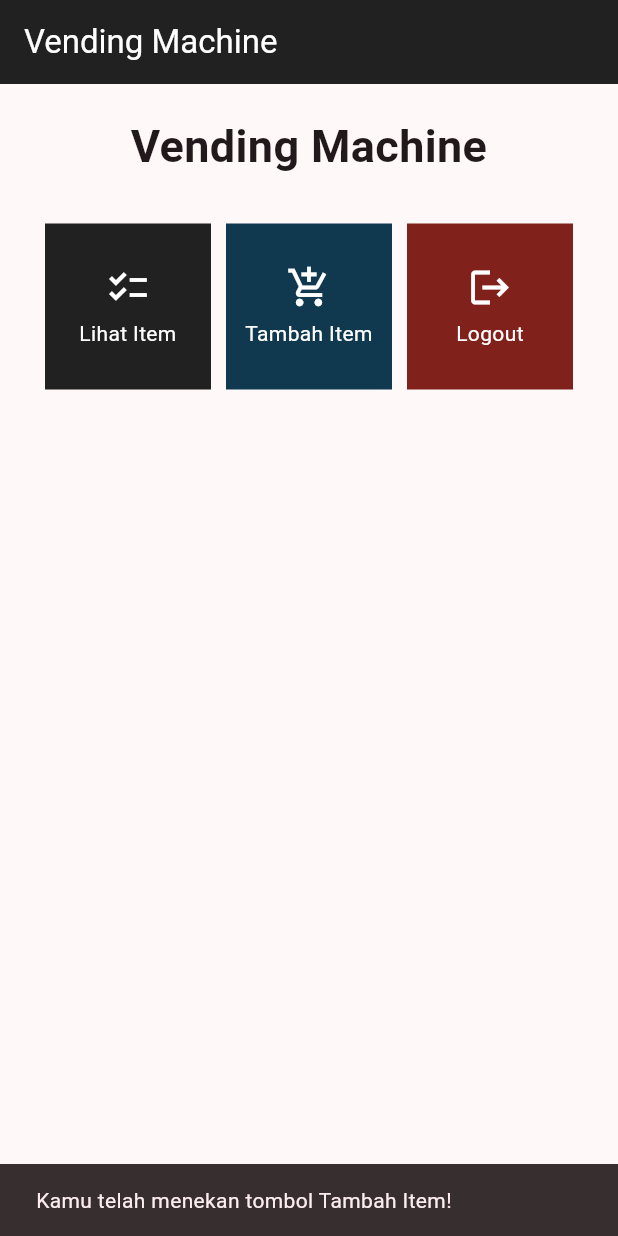
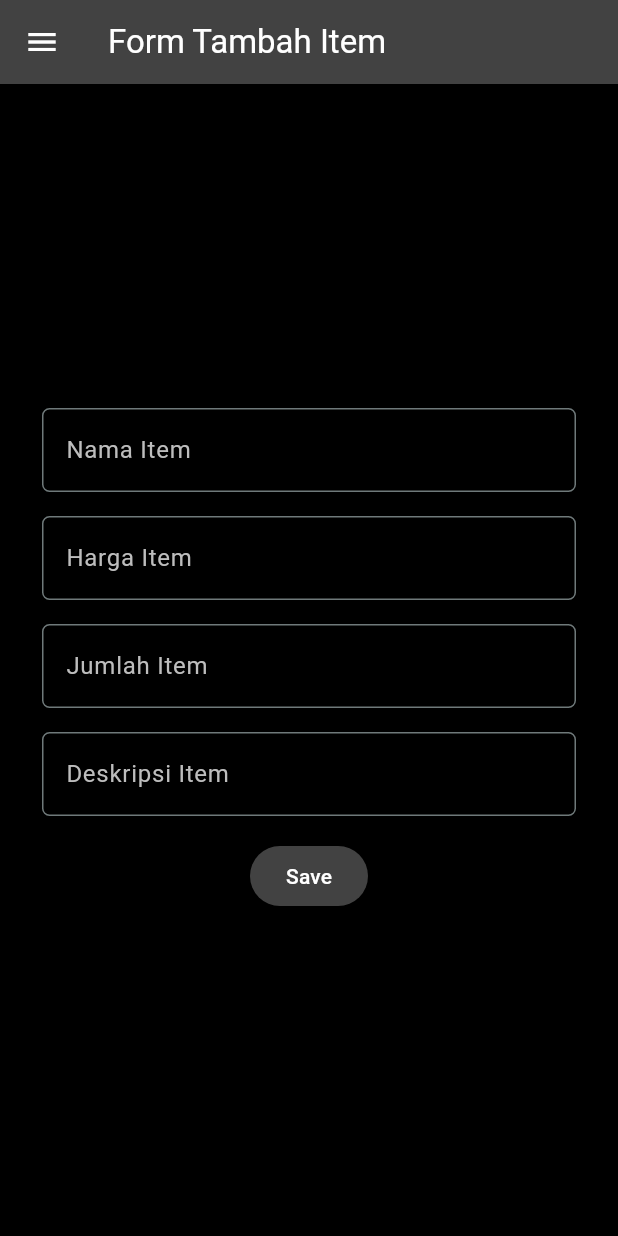
Before and after one commit to raviehasan/vending-machine-mobile, a Flutter app: the screen it shows after launch, after a tap on "Tambah Item", on a phone screen of 412 x 824 dp. Run offline on Flutter 3.47's test engine with Material 2 defaults, Android fonts, the phone set to English and light mode, and no system bars.

Commit message:
upload tugas 8

```diff
--- a/lib/main.dart
+++ b/lib/main.dart
@@ -1,5 +1,5 @@
 import 'package:flutter/material.dart';
-import 'package:vending_machine/menu.dart';
+import 'screens/menu.dart';
 
 void main() {
   runApp(const MyApp());
@@ -14,7 +14,8 @@ class MyApp extends StatelessWidget {
     return MaterialApp(
       title: 'Vending Machine',
       theme: ThemeData(
-        colorScheme: ColorScheme.fromSeed(seedColor: Colors.black54),
+        colorScheme: ColorScheme.fromSeed(
+            seedColor: const Color.fromRGBO(33, 33, 33, 1)),
         useMaterial3: true,
       ),
       home: MyHomePage(),
--- a/lib/menu.dart
+++ /dev/null
@@ -1,114 +0,0 @@
-import 'package:flutter/material.dart';
-
-class MyHomePage extends StatelessWidget {
-  MyHomePage({Key? key}) : super(key: key);
-
-  final List<ShopItem> items = [
-    ShopItem("Lihat Item", Icons.checklist, Colors.black87),
-    ShopItem("Tambah Item", Icons.add_shopping_cart, const Color.fromARGB(255, 16, 57, 80)),
-    ShopItem("Logout", Icons.logout, const Color.fromARGB(255, 128, 34, 27)),
-  ];
-
-  @override
-  Widget build(BuildContext context) {
-    return Scaffold(
-      appBar: AppBar(
-        title: const Text(
-          'Vending Machine',
-          style: TextStyle(color: Colors.white)
-        ),
-        backgroundColor: Colors.black87,
-      ),
-      body: SingleChildScrollView(
-        // Widget wrapper yang dapat discroll
-        child: Padding(
-          padding: const EdgeInsets.all(10.0), // Set padding dari halaman
-          child: Column(
-            // Widget untuk menampilkan children secara vertikal
-            children: <Widget>[
-              const Padding(
-                padding: EdgeInsets.only(top: 10.0, bottom: 10.0),
-                // Widget Text untuk menampilkan tulisan dengan alignment center dan style yang sesuai
-                child: Text(
-                  'Vending Machine', // Text yang menandakan toko
-                  textAlign: TextAlign.center,
-                  style: TextStyle(
-                    fontSize: 30,
-                    fontWeight: FontWeight.bold,
-                  ),
-                ),
-              ),
-              // Grid layout
-              GridView.count(
-                // Container pada card kita.
-                primary: true,
-                padding: const EdgeInsets.all(20),
-                crossAxisSpacing: 10,
-                mainAxisSpacing: 10,
-                crossAxisCount: 3,
-                shrinkWrap: true,
-                children: items.map((ShopItem item) {
-                  // Iterasi untuk setiap item
-                  return ShopCard(item);
-                }).toList(),
-              ),
-            ],
-          ),
-        ),
-      ),
-    );
-  }
-}
-
-class ShopItem {
-  final String name;
-  final IconData icon;
-  final Color color;
-
-  ShopItem(this.name, this.icon, this.color);
-}
-
-class ShopCard extends StatelessWidget {
-  final ShopItem item;
-
-  const ShopCard(this.item, {super.key}); // Constructor
-
-  @override
-  Widget build(BuildContext context) {
-    return Material(
-      color: item.color,
-      child: InkWell(
-        // Area responsive terhadap sentuhan
-        onTap: () {
-          // Memunculkan SnackBar ketika diklik
-          ScaffoldMessenger.of(context)
-            ..hideCurrentSnackBar()
-            ..showSnackBar(SnackBar(
-                content: Text("Kamu telah menekan tombol ${item.name}!")));
-        },
-        child: Container(
-          // Container untuk menyimpan Icon dan Text
-          padding: const EdgeInsets.all(8),
-          child: Center(
-            child: Column(
-              mainAxisAlignment: MainAxisAlignment.center,
-              children: [
-                Icon(
-                  item.icon,
-                  color: Colors.white,
-                  size: 30.0,
-                ),
-                const Padding(padding: EdgeInsets.all(3)),
-                Text(
-                  item.name,
-                  textAlign: TextAlign.center,
-                  style: const TextStyle(color: Colors.white),
-                ),
-              ],
-            ),
-          ),
-        ),
-      ),
-    );
-  }
-}
--- /dev/null
+++ b/lib/models/item.dart
@@ -0,0 +1,48 @@
+import 'package:intl/intl.dart';
+
+class Item {
+  Item(
+      {required this.name,
+      required this.price,
+      required this.amount,
+      required this.description,
+      this.id});
+
+  // Dummy Data
+  // static List<Item> list = [
+  //   Item(
+  //       name: "first item",
+  //       price: 10000,
+  //       amount: 10,
+  //       description: "lorem lorem lorem lorem lorem"),
+  //   Item(
+  //       name: "second item",
+  //       price: 20000,
+  //       amount: 20,
+  //       description: "lorem lorem lorem lorem lorem"),
+  //   Item(
+  //       name: "third item",
+  //       price: 30000,
+  //       amount: 30,
+  //       description: "lorem lorem lorem lorem lorem"),
+  // ];
+
+  static List<Item> list = [];
+  int? id;
+  String name;
+  int price;
+  int amount;
+  String description;
+  String dateAdded = DateFormat('dd/MM/yyyy').format(DateTime.now());
+
+  @override
+  String toString() {
+    String output = "";
+    output += "$id. $name\n";
+    output += "Harga: $price\n";
+    output += "Jumlah: $amount\n";
+    output += "Deskripsi: $description\n";
+    output += dateAdded;
+    return output;
+  }
+}
--- /dev/null
+++ b/lib/screens/menu.dart
@@ -0,0 +1,69 @@
+import 'package:flutter/material.dart';
+import '../widgets/left_drawer.dart';
+import '../widgets/shop_card.dart';
+
+class MyHomePage extends StatelessWidget {
+  MyHomePage({Key? key}) : super(key: key);
+
+  final List<ShopItem> items = [
+    ShopItem(
+        "Lihat Item", Icons.checklist, const Color.fromRGBO(33, 33, 33, 1)),
+    ShopItem("Tambah Item", Icons.add_shopping_cart,
+        const Color.fromRGBO(97, 97, 97, 1)),
+    ShopItem("Logout", Icons.logout, const Color.fromRGBO(128, 34, 27, 1)),
+  ];
+
+  @override
+  Widget build(BuildContext context) {
+    return Scaffold(
+      backgroundColor: Colors.black,
+      appBar: AppBar(
+        title: const Text('Vending Machine'),
+        backgroundColor: Colors.grey[800],
+        foregroundColor: Colors.white,
+      ),
+      // Masukkan drawer sebagai parameter nilai drawer dari widget Scaffold
+      drawer: const LeftDrawer(),
+      body: Center(
+        child: SingleChildScrollView(
+          // Widget wrapper yang dapat discroll
+          child: Padding(
+            padding: const EdgeInsets.all(10.0), // Set padding dari halaman
+            child: Column(
+              // Widget untuk menampilkan children secara vertikal
+              children: <Widget>[
+                const Padding(
+                  padding: EdgeInsets.only(top: 10.0, bottom: 10.0),
+                  // Widget Text untuk menampilkan tulisan dengan alignment center dan style yang sesuai
+                  child: Text(
+                    'Vending Machine', // Text yang menandakan toko
+                    textAlign: TextAlign.center,
+                    style: TextStyle(
+                      fontSize: 30,
+                      fontWeight: FontWeight.bold,
+                      color: Colors.white,
+                    ),
+                  ),
+                ),
+                // Grid layout
+                GridView.count(
+                  // Container pada card kita.
+                  primary: true,
+                  padding: const EdgeInsets.all(20),
+                  crossAxisSpacing: 10,
+                  mainAxisSpacing: 10,
+                  crossAxisCount: 3,
+                  shrinkWrap: true,
+                  children: items.map((ShopItem item) {
+                    // Iterasi untuk setiap item
+                    return ShopCard(item);
+                  }).toList(),
+                ),
+              ],
+            ),
+          ),
+        ),
+      ),
+    );
+  }
+}
--- /dev/null
+++ b/lib/screens/shoplist_form.dart
@@ -0,0 +1,216 @@
+import 'package:flutter/material.dart';
+import '../widgets/left_drawer.dart';
+import '../models/item.dart';
+
+class ShopFormPage extends StatefulWidget {
+  const ShopFormPage({super.key});
+
+  @override
+  State<ShopFormPage> createState() => _ShopFormPageState();
+}
+
+class _ShopFormPageState extends State<ShopFormPage> {
+  final _formKey = GlobalKey<FormState>();
+  String _name = "";
+  int _price = 0;
+  int _amount = 0;
+  String _description = "";
+
+  @override
+  Widget build(BuildContext context) {
+    return Scaffold(
+      backgroundColor: Colors.black,
+      appBar: AppBar(
+        title: const Text('Form Tambah Item'),
+        backgroundColor: Colors.grey[800],
+        foregroundColor: Colors.white,
+      ),
+      drawer: const LeftDrawer(),
+      body: Center(
+        child: Padding(
+          padding: const EdgeInsets.only(left: 20.0, right: 20.0),
+          child: Form(
+            key: _formKey,
+            child: SingleChildScrollView(
+              child: Column(
+                  crossAxisAlignment: CrossAxisAlignment.start,
+                  children: [
+                    Padding(
+                      padding: const EdgeInsets.all(8.0),
+                      child: TextFormField(
+                        style: const TextStyle(color: Colors.white),
+                        decoration: InputDecoration(
+                          labelStyle: const TextStyle(
+                              color: Color.fromRGBO(189, 189, 189, 1)),
+                          hintText: "Nama Item",
+                          labelText: "Nama Item",
+                          border: OutlineInputBorder(
+                            borderRadius: BorderRadius.circular(5.0),
+                          ),
+                        ),
+                        onChanged: (String? value) {
+                          setState(() {
+                            _name = value!;
+                          });
+                        },
+                        validator: (String? value) {
+                          if (value == null || value.isEmpty) {
+                            return "Nama tidak boleh kosong!";
+                          }
+                          return null;
+                        },
+                      ),
+                    ),
+                    Padding(
+                      padding: const EdgeInsets.all(8.0),
+                      child: TextFormField(
+                        style: const TextStyle(color: Colors.white),
+                        decoration: InputDecoration(
+                          labelStyle: const TextStyle(
+                              color: Color.fromRGBO(189, 189, 189, 1)),
+                          hintText: "Harga Item",
+                          labelText: "Harga Item",
+                          border: OutlineInputBorder(
+                            borderRadius: BorderRadius.circular(5.0),
+                          ),
+                        ),
+                        onChanged: (String? value) {
+                          setState(() {
+                            _price = int.parse(value!);
+                          });
+                        },
+                        validator: (String? value) {
+                          if (value == null || value.isEmpty) {
+                            return "Harga tidak boleh kosong!";
+                          }
+                          if (int.tryParse(value) == null) {
+                            return "Harga harus berupa angka!";
+                          }
+                          return null;
+                        },
+                      ),
+                    ),
+                    Padding(
+                      padding: const EdgeInsets.all(8.0),
+                      child: TextFormField(
+                        style: const TextStyle(color: Colors.white),
+                        decoration: InputDecoration(
+                          labelStyle: const TextStyle(
+                              color: Color.fromRGBO(189, 189, 189, 1)),
+                          hintText: "Jumlah Item",
+                          labelText: "Jumlah Item",
+                          border: OutlineInputBorder(
+                            borderRadius: BorderRadius.circular(5.0),
+                          ),
+                          focusColor: Colors.white,
+                        ),
+                        onChanged: (String? value) {
+                          setState(() {
+                            _amount = int.parse(value!);
+                          });
+                        },
+                        validator: (String? value) {
+                          if (value == null || value.isEmpty) {
+                            return "Jumlah tidak boleh kosong!";
+                          }
+                          if (int.tryParse(value) == null) {
+                            return "Jumlah harus berupa angka!";
+                          }
+                          return null;
+                        },
+                      ),
+                    ),
+                    Padding(
+                      padding: const EdgeInsets.all(8.0),
+                      child: TextFormField(
+                        style: const TextStyle(color: Colors.white),
+                        decoration: InputDecoration(
+                          labelStyle: const TextStyle(
+                              color: Color.fromRGBO(189, 189, 189, 1)),
+                          hintText: "Deskripsi Item",
+                          labelText: "Deskripsi Item",
+                          border: OutlineInputBorder(
+                            borderRadius: BorderRadius.circular(5.0),
+                          ),
+                        ),
+                        onChanged: (String? value) {
+                          setState(() {
+                            _description = value!;
+                          });
+                        },
+                        validator: (String? value) {
+                          if (value == null || value.isEmpty) {
+                            return "Deskripsi tidak boleh kosong!";
+                          }
+                          return null;
+                        },
+                      ),
+                    ),
+                    Align(
+                      alignment: Alignment.bottomCenter,
+                      child: Padding(
+                        padding: const EdgeInsets.all(8.0),
+                        child: ElevatedButton(
+                          style: ButtonStyle(
+                            backgroundColor:
+                                MaterialStateProperty.all(Colors.grey[800]),
+                          ),
+                          onPressed: () {
+                            if (_formKey.currentState!.validate()) {
+                              // Jika input sesuai ketentuan
+                              showDialog(
+                                context: context,
+                                builder: (context) {
+                                  Item item = Item(
+                                      name: _name,
+                                      price: _price,
+                                      amount: _amount,
+                                      description: _description);
+                                  Item.list.add(item);
+                                  return AlertDialog(
+                                    backgroundColor: Colors.grey[400],
+                                    title:
+                                        const Text('Item Berhasil Tersimpan'),
+                                    content: SingleChildScrollView(
+                                      child: Column(
+                                        crossAxisAlignment:
+                                            CrossAxisAlignment.start,
+                                        children: [
+                                          Text('Nama: ${item.name}'),
+                                          Text('Harga: ${item.price}'),
+                                          Text('Jumlah: ${item.amount}'),
+                                          Text(
+                                              'Deskripsi: ${item.description}'),
+                                          Text('Tanggal: ${item.dateAdded}'),
+                                        ],
+                                      ),
+                                    ),
+                                    actions: [
+                                      TextButton(
+                                        child: const Text('OK'),
+                                        onPressed: () {
+                                          Navigator.pop(context);
+                                        },
+                                      ),
+                                    ],
+                                  );
+                                },
+                              );
+                              _formKey.currentState!.reset();
+                            }
+                          },
+                          child: const Text(
+                            "Save",
+                            style: TextStyle(color: Colors.white),
+                          ),
+                        ),
+                      ),
+                    ),
+                  ]),
+            ),
+          ),
+        ),
+      ),
+    );
+  }
+}
--- /dev/null
+++ b/lib/widgets/left_drawer.dart
@@ -0,0 +1,100 @@
+import 'package:flutter/material.dart';
+import '../screens/menu.dart';
+import '../screens/shoplist_form.dart';
+import '../screens/shoplist_page.dart';
+
+class LeftDrawer extends StatelessWidget {
+  const LeftDrawer({super.key});
+
+  @override
+  Widget build(BuildContext context) {
+    return Drawer(
+      backgroundColor: Colors.black,
+      child: ListView(
+        children: [
+          const DrawerHeader(
+            // Drawer header
+            decoration: BoxDecoration(
+              color: Color.fromRGBO(66, 66, 66, 1),
+            ),
+            child: Column(
+              children: [
+                Text(
+                  'Vending Machine',
+                  textAlign: TextAlign.center,
+                  style: TextStyle(
+                    fontSize: 30,
+                    fontWeight: FontWeight.bold,
+                    color: Colors.white,
+                  ),
+                ),
+                Padding(padding: EdgeInsets.all(10)),
+                Text("Catat dan/atau lihat seluruh item pada Vending Machine kamu di sini!",
+                    textAlign: TextAlign.center,
+                    style: TextStyle(
+                      color: Colors.white,
+                      fontSize: 15,
+                    )),
+              ],
+            ),
+          ),
+          // Bagian routing
+          ListTile(
+            leading: const Icon(
+              Icons.home_outlined,
+              color: Colors.white,
+            ),
+            title: const Text(
+              'Halaman Utama',
+              style: TextStyle(color: Colors.white),
+            ),
+            // Bagian redirection ke MyHomePage
+            onTap: () {
+              Navigator.pushReplacement(
+                  context,
+                  MaterialPageRoute(
+                    builder: (context) => MyHomePage(),
+                  ));
+            },
+          ),
+          ListTile(
+            leading: const Icon(
+              Icons.checklist,
+              color: Colors.white,
+            ),
+            title: const Text(
+              'Lihat Item',
+              style: TextStyle(color: Colors.white),
+            ),
+            // Bagian redirection ke ShopListPage
+            onTap: () {
+              Navigator.push(
+                  context,
+                  MaterialPageRoute(
+                    builder: (context) => const ShopListPage(),
+                  ));
+            },
+          ),
+          ListTile(
+            leading: const Icon(
+              Icons.add_shopping_cart,
+              color: Colors.white,
+            ),
+            title: const Text(
+              'Tambah Item',
+              style: TextStyle(color: Colors.white),
+            ),
+            // Bagian redirection ke ShopFormPage
+            onTap: () {
+              Navigator.push(
+                  context,
+                  MaterialPageRoute(
+                    builder: (context) => const ShopFormPage(),
+                  ));
+            },
+          ),
+        ],
+      ),
+    );
+  }
+}
--- /dev/null
+++ b/lib/widgets/shop_card.dart
@@ -0,0 +1,71 @@
+import 'package:flutter/material.dart';
+import '../screens/shoplist_form.dart';
+import '../screens/shoplist_page.dart';
+
+class ShopItem {
+  final String name;
+  final IconData icon;
+  final Color color;
+
+  ShopItem(this.name, this.icon, this.color);
+}
+
+class ShopCard extends StatelessWidget {
+  final ShopItem item;
+
+  const ShopCard(this.item, {super.key}); // Constructor
+
+  @override
+  Widget build(BuildContext context) {
+    return Material(
+      color: item.color,
+      borderRadius: BorderRadius.circular(30),
+      child: InkWell(
+        // Area responsive terhadap sentuhan
+        // Navigate ke route yang sesuai (tergantung jenis tombol)
+        onTap: () {
+          if (item.name == "Lihat Item") {
+            Navigator.push(
+                context,
+                MaterialPageRoute(
+                  builder: (context) => const ShopListPage(),
+                ));
+          } else if (item.name == "Tambah Item") {
+            Navigator.push(
+                context,
+                MaterialPageRoute(
+                  builder: (context) => const ShopFormPage(),
+                ));
+          } else { // Logout
+            ScaffoldMessenger.of(context)
+              ..hideCurrentSnackBar()
+              ..showSnackBar(SnackBar(
+                  content: Text("Kamu telah menekan tombol ${item.name}!")));
+          }
+        },
+        child: Container(
+          // Container untuk menyimpan Icon dan Text
+          padding: const EdgeInsets.all(8),
+          child: Center(
+            child: Column(
+              mainAxisAlignment: MainAxisAlignment.center,
+              children: [
+                Icon(
+                  item.icon,
+                  color: Colors.white,
+                  size: 30.0,
+                ),
+                const Padding(padding: EdgeInsets.all(3)),
+                Text(
+                  item.name,
+                  textAlign: TextAlign.center,
+                  style: const TextStyle(color: Colors.white),
+                ),
+              ],
+            ),
+          ),
+        ),
+      ),
+    );
+  }
+}
```
Also changed, not shown: lib/screens/shoplist_page.dart (added, +60 -0 lines), lib/widgets/item_card.dart (added, +60 -0 lines), pubspec.yaml (+3 -4 lines), pubspec.lock, 1 other file.
